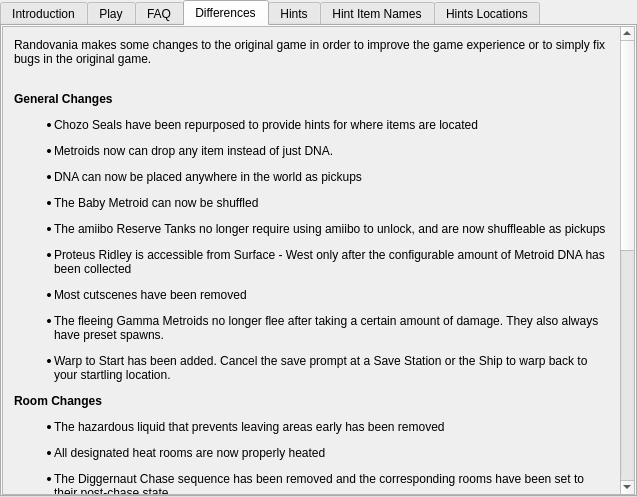
randovania/randovania, file randovania/gui/ui_files/games_tab_samusreturns_widget.ui: the form before one commit.
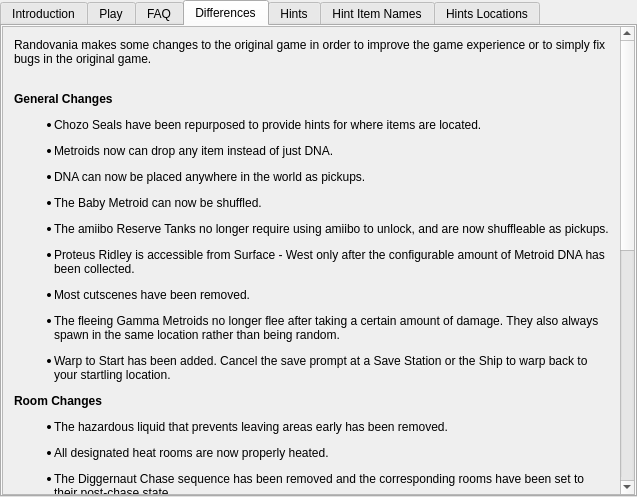
The form after the commit. The open tabs and pages were chosen to show the change. Custom widgets are drawn as their Qt base class.

Commit message: Fix differences tab

Patch:
```diff
--- a/randovania/gui/ui_files/games_tab_samusreturns_widget.ui
+++ b/randovania/gui/ui_files/games_tab_samusreturns_widget.ui
@@ -149,7 +149,7 @@
     <property name="geometry">
      <rect>
       <x>0</x>
-      <y>-46</y>
+      <y>0</y>
       <width>617</width>
       <height>915</height>
      </rect>
@@ -158,7 +158,7 @@
      <item>
       <widget class="QLabel" name="differences_label">
        <property name="text">
-        <string>&lt;html&gt;&lt;head/&gt;&lt;body&gt;&lt;p&gt;Randovania makes some changes to the original game in order to improve the game experience or to simply fix bugs in the original game.&lt;/p&gt;&lt;p&gt;&lt;br/&gt;&lt;span style=&quot; font-weight:600;&quot;&gt;General Changes&lt;/span&gt;&lt;/p&gt;&lt;ul style=&quot;margin-top: 0px; margin-bottom: 0px; margin-left: 0px; margin-right: 0px; -qt-list-indent: 1;&quot;&gt;&lt;li style=&quot; margin-top:12px; margin-bottom:0px; margin-left:0px; margin-right:0px; -qt-block-indent:0; text-indent:0px;&quot;&gt;Chozo Seals have been repurposed to provide hints for where items are located&lt;/li&gt;&lt;li style=&quot; margin-top:12px; margin-bottom:0px; margin-left:0px; margin-right:0px; -qt-block-indent:0; text-indent:0px;&quot;&gt;Metroids now can drop any item instead of just DNA.&lt;/li&gt;&lt;li style=&quot; margin-top:12px; margin-bottom:0px; margin-left:0px; margin-right:0px; -qt-block-indent:0; text-indent:0px;&quot;&gt;DNA can now be placed anywhere in the world as pickups&lt;/li&gt;&lt;li style=&quot; margin-top:12px; margin-bottom:0px; margin-left:0px; margin-right:0px; -qt-block-indent:0; text-indent:0px;&quot;&gt;The Baby Metroid can now be shuffled&lt;/li&gt;&lt;li style=&quot; margin-top:12px; margin-bottom:0px; margin-left:0px; margin-right:0px; -qt-block-indent:0; text-indent:0px;&quot;&gt;The amiibo Reserve Tanks no longer require using amiibo to unlock, and are now shuffleable as pickups&lt;/li&gt;&lt;li style=&quot; margin-top:12px; margin-bottom:0px; margin-left:0px; margin-right:0px; -qt-block-indent:0; text-indent:0px;&quot;&gt;Proteus Ridley is accessible from Surface - West only after the configurable amount of Metroid DNA has been collected&lt;/li&gt;&lt;li style=&quot; margin-top:12px; margin-bottom:0px; margin-left:0px; margin-right:0px; -qt-block-indent:0; text-indent:0px;&quot;&gt;Most cutscenes have been removed&lt;/li&gt;&lt;li style=&quot; margin-top:12px; margin-bottom:0px; margin-left:0px; margin-right:0px; -qt-block-indent:0; text-indent:0px;&quot;&gt;The fleeing Gamma Metroids no longer flee after taking a certain amount of damage. They also always have preset spawns.&lt;/li&gt;&lt;li style=&quot; margin-top:12px; margin-bottom:0px; margin-left:0px; margin-right:0px; -qt-block-indent:0; text-indent:0px;&quot;&gt;Warp to Start has been added. Cancel the save prompt at a Save Station or the Ship to warp back to your startling location.&lt;/li&gt;&lt;/ul&gt;&lt;p&gt;&lt;span style=&quot; font-weight:600;&quot;&gt;Room Changes&lt;/span&gt;&lt;/p&gt;&lt;ul style=&quot;margin-top: 0px; margin-bottom: 0px; margin-left: 0px; margin-right: 0px; -qt-list-indent: 1;&quot;&gt;&lt;li style=&quot; margin-top:12px; margin-bottom:0px; margin-left:0px; margin-right:0px; -qt-block-indent:0; text-indent:0px;&quot;&gt;The hazardous liquid that prevents leaving areas early has been removed&lt;/li&gt;&lt;/ul&gt;&lt;ul style=&quot;margin-top: 0px; margin-bottom: 0px; margin-left: 0px; margin-right: 0px; -qt-list-indent: 1;&quot;&gt;&lt;li style=&quot; margin-top:12px; margin-bottom:0px; margin-left:0px; margin-right:0px; -qt-block-indent:0; text-indent:0px;&quot;&gt;All designated heat rooms are now properly heated&lt;/li&gt;&lt;/ul&gt;&lt;ul style=&quot;margin-top: 0px; margin-bottom: 0px; margin-left: 0px; margin-right: 0px; -qt-list-indent: 1;&quot;&gt;&lt;li style=&quot; margin-top:12px; margin-bottom:0px; margin-left:0px; margin-right:0px; -qt-block-indent:0; text-indent:0px;&quot;&gt;The Diggernaut Chase sequence has been removed and the corresponding rooms have been set to their post-chase state&lt;/li&gt;&lt;li style=&quot; margin-top:12px; margin-bottom:0px; margin-left:0px; margin-right:0px; -qt-block-indent:0; text-indent:0px;&quot;&gt;The wall blocking the Landing Site from Surface - East after defeating the Queen has been removed&lt;/li&gt;&lt;li style=&quot; margin-top:12px; margin-bottom:0px; margin-left:0px; margin-right:0px; -qt-block-indent:0; text-indent:0px;&quot;&gt;In the vanilla game, the Surface area where Proteus Ridley resides is a separate map from the starting Surface. These are normally not connected. This has been changed to warp the player to the other Surface map by passing the Baby blocks in the Landing Site. Once enough DNA is collected to access Ridley, you can no longer warp from Surface West to Surface East.&lt;/li&gt;&lt;/ul&gt;&lt;p&gt;&lt;span style=&quot; font-weight:600;&quot;&gt;Door Changes&lt;/span&gt;&lt;/p&gt;&lt;ul style=&quot;margin-top: 0px; margin-bottom: 0px; margin-left: 0px; margin-right: 0px; -qt-list-indent: 1;&quot;&gt;&lt;li style=&quot; margin-top:12px; margin-bottom:0px; margin-left:0px; margin-right:0px; -qt-block-indent:0; text-indent:0px;&quot;&gt;Most Charge Beam doors at the entrance and exit of every area have been changed to Power Beam doors, excluding Area 4 - East and Area 6.&lt;/li&gt;&lt;li style=&quot; margin-top:12px; margin-bottom:0px; margin-left:0px; margin-right:0px; -qt-block-indent:0; text-indent:0px;&quot;&gt;Most beam doors are now double-sided. This simplifies traversing through areas in reverse&lt;/li&gt;&lt;li style=&quot; margin-top:12px; margin-bottom:0px; margin-left:0px; margin-right:0px; -qt-block-indent:0; text-indent:0px;&quot;&gt;Some one-way doors are now two-way. These include: &lt;br/&gt;&lt;br/&gt;&lt;span style=&quot; font-weight:600;&quot;&gt;Area1&lt;/span&gt;&lt;br/&gt;&lt;/li&gt;&lt;/ul&gt;&lt;ul type=&quot;circle&quot; style=&quot;margin-top: 0px; margin-bottom: 0px; margin-left: 0px; margin-right: 0px; -qt-list-indent: 2;&quot;&gt;&lt;li style=&quot; margin-top:0px; margin-bottom:0px; margin-left:0px; margin-right:0px; -qt-block-indent:0; text-indent:0px;&quot;&gt;The Missile door entering Bomb room no longer locks, removing the requirement for Bombs and preventing a potential softlock.&lt;/li&gt;&lt;li style=&quot; margin-top:0px; margin-bottom:0px; margin-left:0px; margin-right:0px; -qt-block-indent:0; text-indent:0px;&quot;&gt;Shaft East can now be entered from the exterior without needing to open the door from the inside first&lt;/li&gt;&lt;li style=&quot; margin-top:0px; margin-bottom:0px; margin-left:0px; margin-right:0px; -qt-block-indent:0; text-indent:0px;&quot;&gt;The exterior Alpha can now be exited without Bombs, preventing a potential softlock&lt;/li&gt;&lt;p&gt;&lt;span style=&quot; font-weight:600;&quot;&gt;Area 3&lt;/span&gt;&lt;/p&gt;&lt;li style=&quot; margin-top:0px; margin-bottom:0px; margin-left:0px; margin-right:0px; -qt-block-indent:0; text-indent:0px;&quot;&gt;The two one-way doors in the Chozo Seal room no longer close behind you&lt;/li&gt;&lt;p&gt;&lt;span style=&quot; font-weight:600;&quot;&gt;Area 4&lt;/span&gt;&lt;/p&gt;&lt;li style=&quot; margin-top:0px; margin-bottom:0px; margin-left:0px; margin-right:0px; -qt-block-indent:0; text-indent:0px;&quot;&gt;The Chozo Seal Spazer door no longer closes behind you if you go for the item &lt;/li&gt;&lt;p&gt;&lt;span style=&quot; font-weight:600;&quot;&gt;Area 5&lt;/span&gt;&lt;/p&gt;&lt;li style=&quot; margin-top:0px; margin-bottom:0px; margin-left:0px; margin-right:0px; -qt-block-indent:0; text-indent:0px;&quot;&gt;You can now enter and exit from both doors in the Plasma Beam room &lt;/li&gt;&lt;li style=&quot; margin-top:0px; margin-bottom:0px; margin-left:0px; margin-right:0px; -qt-block-indent:0; text-indent:0px;&quot;&gt;Gravity Suit room can now be exited through the door as well as the Morph Ball tunnel&lt;/li&gt;&lt;/ul&gt;&lt;/body&gt;&lt;/html&gt;</string>
+        <string>&lt;html&gt;&lt;head/&gt;&lt;body&gt;&lt;p&gt;Randovania makes some changes to the original game in order to improve the game experience or to simply fix bugs in the original game.&lt;/p&gt;&lt;p&gt;&lt;br/&gt;&lt;span style=&quot; font-weight:600;&quot;&gt;General Changes&lt;/span&gt;&lt;/p&gt;&lt;ul style=&quot;margin-top: 0px; margin-bottom: 0px; margin-left: 0px; margin-right: 0px; -qt-list-indent: 1;&quot;&gt;&lt;li style=&quot; margin-top:12px; margin-bottom:0px; margin-left:0px; margin-right:0px; -qt-block-indent:0; text-indent:0px;&quot;&gt;Chozo Seals have been repurposed to provide hints for where items are located.&lt;/li&gt;&lt;li style=&quot; margin-top:12px; margin-bottom:0px; margin-left:0px; margin-right:0px; -qt-block-indent:0; text-indent:0px;&quot;&gt;Metroids now can drop any item instead of just DNA.&lt;/li&gt;&lt;li style=&quot; margin-top:12px; margin-bottom:0px; margin-left:0px; margin-right:0px; -qt-block-indent:0; text-indent:0px;&quot;&gt;DNA can now be placed anywhere in the world as pickups.&lt;/li&gt;&lt;li style=&quot; margin-top:12px; margin-bottom:0px; margin-left:0px; margin-right:0px; -qt-block-indent:0; text-indent:0px;&quot;&gt;The Baby Metroid can now be shuffled.&lt;/li&gt;&lt;li style=&quot; margin-top:12px; margin-bottom:0px; margin-left:0px; margin-right:0px; -qt-block-indent:0; text-indent:0px;&quot;&gt;The amiibo Reserve Tanks no longer require using amiibo to unlock, and are now shuffleable as pickups.&lt;/li&gt;&lt;li style=&quot; margin-top:12px; margin-bottom:0px; margin-left:0px; margin-right:0px; -qt-block-indent:0; text-indent:0px;&quot;&gt;Proteus Ridley is accessible from Surface - West only after the configurable amount of Metroid DNA has been collected.&lt;/li&gt;&lt;li style=&quot; margin-top:12px; margin-bottom:0px; margin-left:0px; margin-right:0px; -qt-block-indent:0; text-indent:0px;&quot;&gt;Most cutscenes have been removed.&lt;/li&gt;&lt;li style=&quot; margin-top:12px; margin-bottom:0px; margin-left:0px; margin-right:0px; -qt-block-indent:0; text-indent:0px;&quot;&gt;The fleeing Gamma Metroids no longer flee after taking a certain amount of damage. They also always spawn in the same location rather than being random.&lt;/li&gt;&lt;li style=&quot; margin-top:12px; margin-bottom:0px; margin-left:0px; margin-right:0px; -qt-block-indent:0; text-indent:0px;&quot;&gt;Warp to Start has been added. Cancel the save prompt at a Save Station or the Ship to warp back to your startling location.&lt;/li&gt;&lt;/ul&gt;&lt;p&gt;&lt;span style=&quot; font-weight:600;&quot;&gt;Room Changes&lt;/span&gt;&lt;/p&gt;&lt;ul style=&quot;margin-top: 0px; margin-bottom: 0px; margin-left: 0px; margin-right: 0px; -qt-list-indent: 1;&quot;&gt;&lt;li style=&quot; margin-top:12px; margin-bottom:0px; margin-left:0px; margin-right:0px; -qt-block-indent:0; text-indent:0px;&quot;&gt;The hazardous liquid that prevents leaving areas early has been removed.&lt;/li&gt;&lt;/ul&gt;&lt;ul style=&quot;margin-top: 0px; margin-bottom: 0px; margin-left: 0px; margin-right: 0px; -qt-list-indent: 1;&quot;&gt;&lt;li style=&quot; margin-top:12px; margin-bottom:0px; margin-left:0px; margin-right:0px; -qt-block-indent:0; text-indent:0px;&quot;&gt;All designated heat rooms are now properly heated.&lt;/li&gt;&lt;/ul&gt;&lt;ul style=&quot;margin-top: 0px; margin-bottom: 0px; margin-left: 0px; margin-right: 0px; -qt-list-indent: 1;&quot;&gt;&lt;li style=&quot; margin-top:12px; margin-bottom:0px; margin-left:0px; margin-right:0px; -qt-block-indent:0; text-indent:0px;&quot;&gt;The Diggernaut Chase sequence has been removed and the corresponding rooms have been set to their post-chase state.&lt;/li&gt;&lt;li style=&quot; margin-top:12px; margin-bottom:0px; margin-left:0px; margin-right:0px; -qt-block-indent:0; text-indent:0px;&quot;&gt;The wall blocking the Landing Site from Surface - East after defeating the Queen has been removed.&lt;/li&gt;&lt;li style=&quot; margin-top:12px; margin-bottom:0px; margin-left:0px; margin-right:0px; -qt-block-indent:0; text-indent:0px;&quot;&gt;In the vanilla game, the Surface area where Proteus Ridley resides is a separate map from the starting Surface. These are normally not connected. This has been changed to warp the player to the other Surface map by passing the Baby blocks in the Landing Site. Once enough DNA is collected to access Ridley, you can no longer warp from Surface West to Surface East.&lt;/li&gt;&lt;/ul&gt;&lt;p&gt;&lt;span style=&quot; font-weight:600;&quot;&gt;Door Changes&lt;/span&gt;&lt;/p&gt;&lt;ul style=&quot;margin-top: 0px; margin-bottom: 0px; margin-left: 0px; margin-right: 0px; -qt-list-indent: 1;&quot;&gt;&lt;li style=&quot; margin-top:12px; margin-bottom:0px; margin-left:0px; margin-right:0px; -qt-block-indent:0; text-indent:0px;&quot;&gt;Most Charge Beam doors at the entrance and exit of every area have been changed to Power Beam doors, excluding Area 4 - East and Area 6.&lt;/li&gt;&lt;li style=&quot; margin-top:12px; margin-bottom:0px; margin-left:0px; margin-right:0px; -qt-block-indent:0; text-indent:0px;&quot;&gt;Most beam doors are now double-sided. This simplifies traversing through areas in reverse.&lt;/li&gt;&lt;li style=&quot; margin-top:12px; margin-bottom:0px; margin-left:0px; margin-right:0px; -qt-block-indent:0; text-indent:0px;&quot;&gt;Some one-way doors are now two-way. These include: &lt;br/&gt;&lt;br/&gt;&lt;span style=&quot; font-weight:600;&quot;&gt;Area1&lt;/span&gt;&lt;br/&gt;&lt;/li&gt;&lt;/ul&gt;&lt;ul type=&quot;circle&quot; style=&quot;margin-top: 0px; margin-bottom: 0px; margin-left: 0px; margin-right: 0px; -qt-list-indent: 2;&quot;&gt;&lt;li style=&quot; margin-top:0px; margin-bottom:0px; margin-left:0px; margin-right:0px; -qt-block-indent:0; text-indent:0px;&quot;&gt;The Missile door entering Bomb room no longer locks, removing the requirement for Bombs and preventing a potential softlock.&lt;/li&gt;&lt;li style=&quot; margin-top:0px; margin-bottom:0px; margin-left:0px; margin-right:0px; -qt-block-indent:0; text-indent:0px;&quot;&gt;Shaft East can now be entered from the exterior without needing to open the door from the inside first.&lt;/li&gt;&lt;li style=&quot; margin-top:0px; margin-bottom:0px; margin-left:0px; margin-right:0px; -qt-block-indent:0; text-indent:0px;&quot;&gt;The exterior Alpha can now be exited without Bombs, preventing a potential softlock.&lt;/li&gt;&lt;p&gt;&lt;span style=&quot; font-weight:600;&quot;&gt;Area 3&lt;/span&gt;&lt;/p&gt;&lt;li style=&quot; margin-top:0px; margin-bottom:0px; margin-left:0px; margin-right:0px; -qt-block-indent:0; text-indent:0px;&quot;&gt;The two one-way doors in the Chozo Seal room no longer close behind you.&lt;/li&gt;&lt;p&gt;&lt;span style=&quot; font-weight:600;&quot;&gt;Area 4&lt;/span&gt;&lt;/p&gt;&lt;li style=&quot; margin-top:0px; margin-bottom:0px; margin-left:0px; margin-right:0px; -qt-block-indent:0; text-indent:0px;&quot;&gt;The Chozo Seal Spazer door no longer closes behind you if you go for the item.&lt;/li&gt;&lt;p&gt;&lt;span style=&quot; font-weight:600;&quot;&gt;Area 5&lt;/span&gt;&lt;/p&gt;&lt;li style=&quot; margin-top:0px; margin-bottom:0px; margin-left:0px; margin-right:0px; -qt-block-indent:0; text-indent:0px;&quot;&gt;You can now enter and exit from both doors in the Plasma Beam room.&lt;/li&gt;&lt;li style=&quot; margin-top:0px; margin-bottom:0px; margin-left:0px; margin-right:0px; -qt-block-indent:0; text-indent:0px;&quot;&gt;Gravity Suit room can now be exited through the door as well as the Morph Ball tunnel.&lt;/li&gt;&lt;/ul&gt;&lt;/body&gt;&lt;/html&gt;</string>
        </property>
        <property name="alignment">
         <set>Qt::AlignLeading|Qt::AlignLeft|Qt::AlignTop</set>
```
